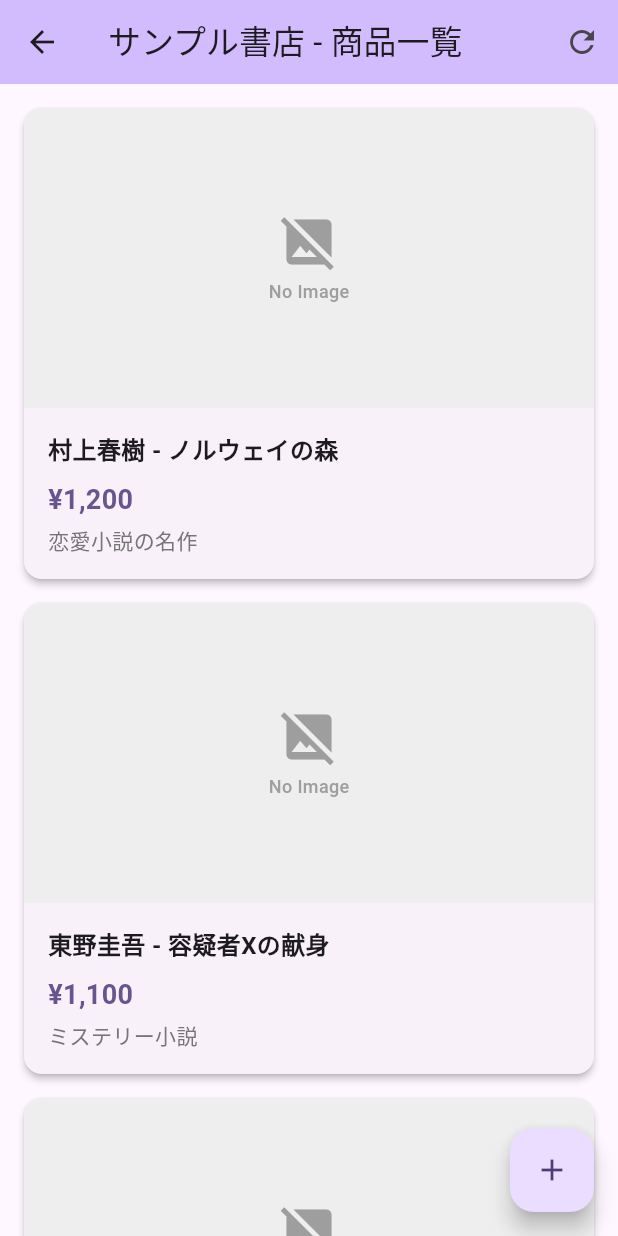
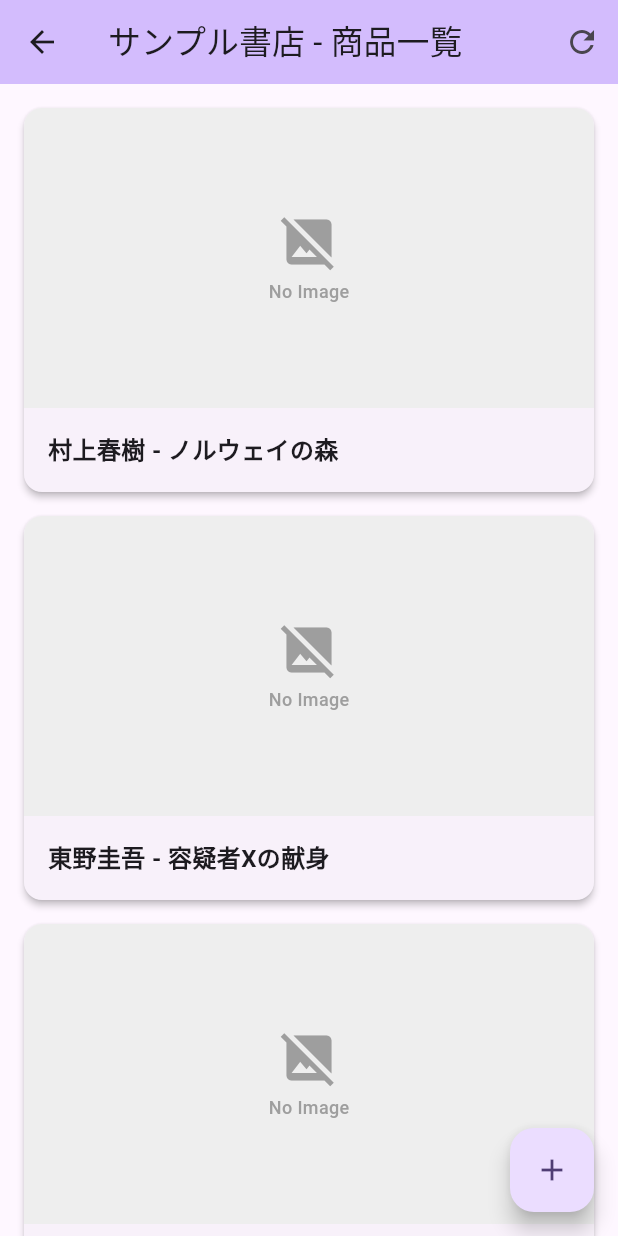
Before and after one commit to sayasurvey/shop-wishlist, a Flutter app: the screen it shows after launch, after a tap on "サンプル書店", on a phone screen of 412 x 824 dp. Run offline on Flutter 3.47's test engine with Material 3 defaults, Android fonts, the phone set to English and light mode, and no system bars.

Commit message:
FIX: カテゴリと金額を削除

```diff
--- a/frontend/lib/main.dart
+++ b/frontend/lib/main.dart
@@ -375,11 +375,7 @@ class _ProductListScreenState extends State<ProductListScreen> {
                             // 商品情報エリア
                             Padding(
                               padding: const EdgeInsets.all(16),
-                              child: Column(
-                                crossAxisAlignment: CrossAxisAlignment.start,
-                                children: [
-                                  // 商品名
-                                  Text(
+                              child: Text(
                                 product['name'],
                                 style: const TextStyle(
                                   fontWeight: FontWeight.bold,
@@ -387,30 +383,6 @@ class _ProductListScreenState extends State<ProductListScreen> {
                                 ),
                                 maxLines: 2,
                                 overflow: TextOverflow.ellipsis,
-                                  ),
-                                  const SizedBox(height: 8),
-                                  // 価格
-                                  Text(
-                                    '¥${product['price'].toString().replaceAllMapped(RegExp(r'(\d{1,3})(?=(\d{3})+(?!\d))'), (Match m) => '${m[1]},')}',
-                                    style: TextStyle(
-                                      fontWeight: FontWeight.bold,
-                                      color: Theme.of(context).primaryColor,
-                                      fontSize: 18,
-                                    ),
-                                  ),
-                                  const SizedBox(height: 4),
-                                  // 説明
-                                  if (product['description'] != null)
-                                    Text(
-                                      product['description'],
-                                      style: TextStyle(
-                                        color: Colors.grey[600],
-                                        fontSize: 14,
-                                      ),
-                                      maxLines: 2,
-                                      overflow: TextOverflow.ellipsis,
-                                    ),
-                                ],
                               ),
                             ),
                           ],
```
Lines whose indentation alone changed are shown as unchanged.
